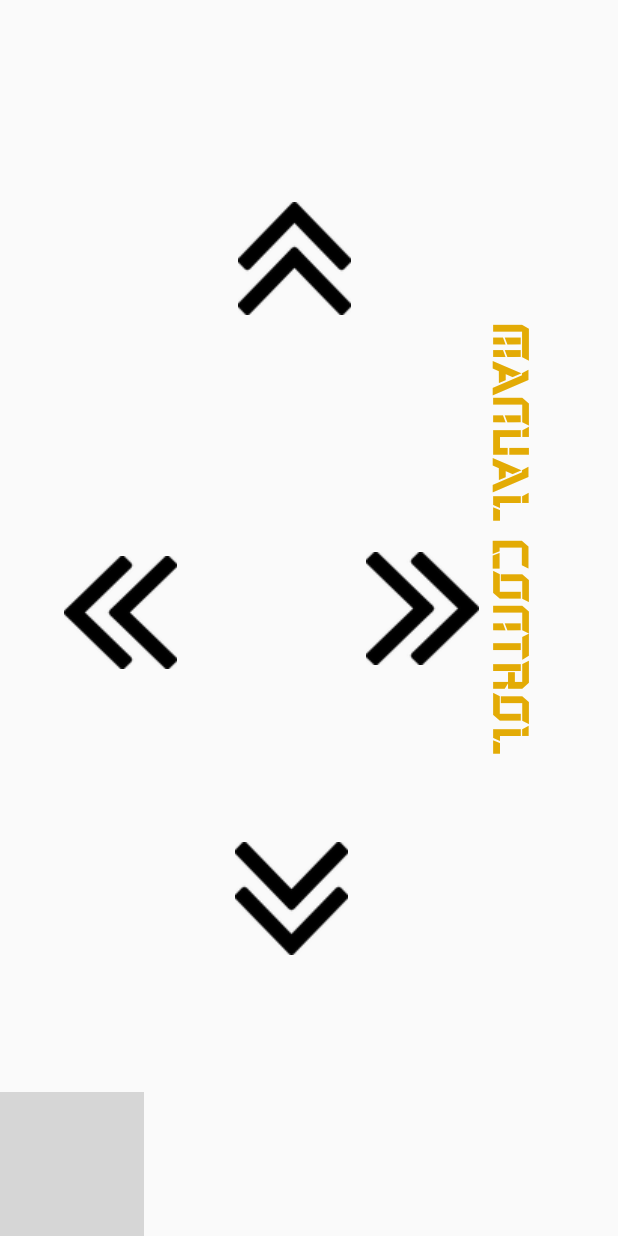
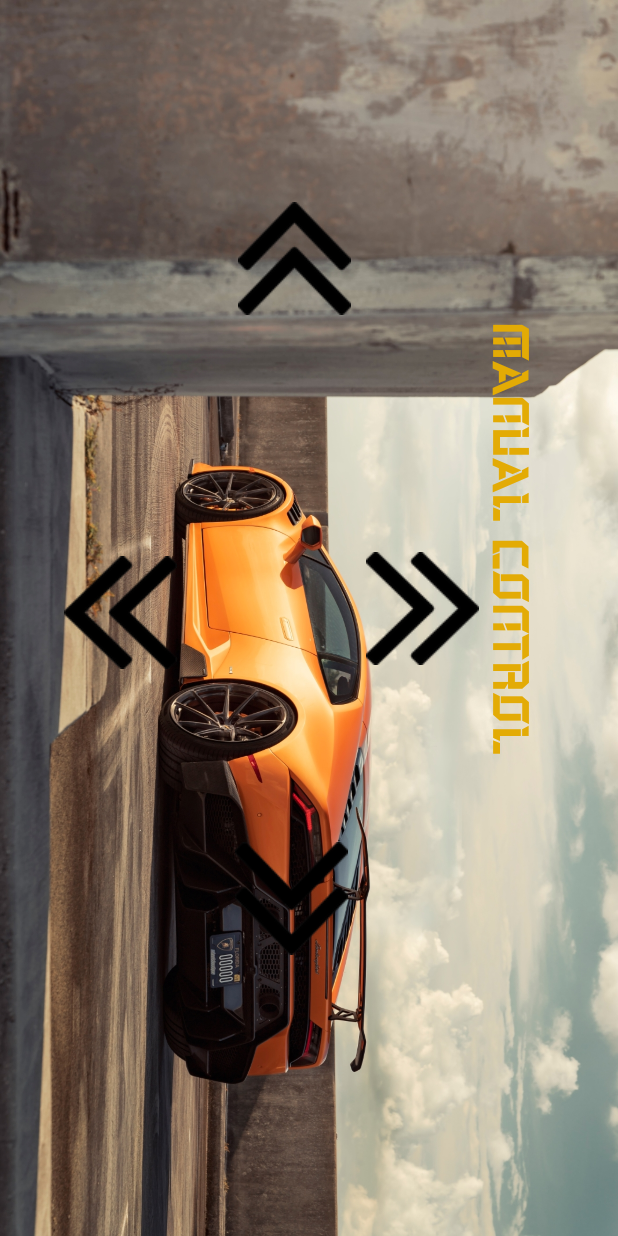
Before and after one commit to algo-patronus/pametno-auto, an Android app: the Manual screen opened directly, with no data from a screen before it, on a phone screen of 412 x 824 dp. Run offline under Robolectric (Android 15) with nearby library versions, the phone set to English and light mode, and no system bars; libraries missing offline, so code that uses them is left out: org.eclipse.paho; 3 statements that could not run were skipped; grey boxes are pictures that could not be loaded.

Commit message:
New update

```diff
--- a/app/src/main/java/com/example/carcontrol/Manual.java
+++ b/app/src/main/java/com/example/carcontrol/Manual.java
@@ -1,11 +1,27 @@
 package com.example.carcontrol;
+
+import static android.content.ContentValues.TAG;
 
 import androidx.appcompat.app.AppCompatActivity;
 
+import android.content.Intent;
+import android.graphics.drawable.Drawable;
 import android.os.Bundle;
+import android.util.Log;
 import android.view.View;
 import android.widget.Button;
+import android.widget.CompoundButton;
 import android.widget.ImageButton;
+import android.widget.Toast;
+
+import org.eclipse.paho.android.service.MqttAndroidClient;
+import org.eclipse.paho.client.mqttv3.IMqttActionListener;
+import org.eclipse.paho.client.mqttv3.IMqttToken;
+import org.eclipse.paho.client.mqttv3.MqttClient;
+import org.eclipse.paho.client.mqttv3.MqttException;
+import org.eclipse.paho.client.mqttv3.MqttMessage;
+
+import java.io.UnsupportedEncodingException;
 
 public class Manual extends AppCompatActivity {
 
@@ -18,30 +34,173 @@ public class Manual extends AppCompatActivity {
         Right = (ImageButton) findViewById(R.id.Right);
         Up = (ImageButton) findViewById(R.id.Up);
         Down = (ImageButton) findViewById(R.id.Down);
+        String topic,clientId;
+        final IMqttToken[] token = new IMqttToken[1];
+       /* int flag_u=0;
+        int flag_d=0;
+        int flag_r=0;
+        final int[] flag_l = {0};*/
+
+        clientId = MqttClient.generateClientId();
+        topic="test/topic/carcontrol";
+        MqttAndroidClient client =
+                new MqttAndroidClient(Manual.this, "tcp://test.mosquitto.org:1883",
+                        clientId);
 
         Left.setOnClickListener(new View.OnClickListener() {
             @Override
             public void onClick(View v) {
+
+                try {
+                    token[0] = client.connect();
+                } catch (MqttException e) {
+                    e.printStackTrace();
+                }
+                token[0].setActionCallback(new IMqttActionListener() {
+                    @Override
+                    public void onSuccess(IMqttToken asyncActionToken) {
+                        // We are connected
+                        Log.d(TAG, "onSuccess");
+
+
+                        Toast.makeText(Manual.this, "connected", Toast.LENGTH_SHORT).show();
+
+
+                        String payload = "L";
+                        byte[] encodedPayload = new byte[0];
+                        try {
+                            encodedPayload = payload.getBytes("UTF-8");
+                            MqttMessage message = new MqttMessage(encodedPayload);
+                            client.publish(topic, message);
+                        } catch (UnsupportedEncodingException | MqttException e) {
+                            e.printStackTrace();
+                        }
+
+                    }
+
+                    @Override
+                    public void onFailure(IMqttToken asyncActionToken, Throwable exception) {
+                        Toast.makeText(Manual.this, "not connected", Toast.LENGTH_SHORT).show();
+
+                    }
+
+                });
+
             }
         });
+
+
         Right.setOnClickListener(new View.OnClickListener() {
             @Override
             public void onClick(View v) {
+                try {
+                    token[0] = client.connect();
+                } catch (MqttException e) {
+                    e.printStackTrace();
+                }
+                token[0].setActionCallback(new IMqttActionListener() {
+                    @Override
+                    public void onSuccess(IMqttToken asyncActionToken) {
+                        // We are connected
+                        Log.d(TAG, "onSuccess");
+                      //  flag_l[0] =1;
+                        Toast.makeText(Manual.this, "connected", Toast.LENGTH_SHORT).show();
 
+
+                        String payload = "R";
+                        byte[] encodedPayload = new byte[0];
+                        try {
+                            encodedPayload = payload.getBytes("UTF-8");
+                            MqttMessage message = new MqttMessage(encodedPayload);
+                            client.publish(topic, message);
+                        } catch (UnsupportedEncodingException | MqttException e) {
+                            e.printStackTrace();
+                        }
+
+                    }
+
+                    @Override
+                    public void onFailure(IMqttToken asyncActionToken, Throwable exception) {
+                        Toast.makeText(Manual.this, "not connected", Toast.LENGTH_SHORT).show();
+                       // flag_l[0] =0;
+                    }
+                });
             }
         });
 
         Up.setOnClickListener(new View.OnClickListener() {
             @Override
             public void onClick(View v) {
+                try {
+                    token[0] = client.connect();
+                } catch (MqttException e) {
+                    e.printStackTrace();
+                }
+                token[0].setActionCallback(new IMqttActionListener() {
+                    @Override
+                    public void onSuccess(IMqttToken asyncActionToken) {
+                        // We are connected
+                        Log.d(TAG, "onSuccess");
+                      //  flag_l[0] =1;
+                        Toast.makeText(Manual.this, "connected", Toast.LENGTH_SHORT).show();
 
+
+                        String payload = "U";
+                        byte[] encodedPayload = new byte[0];
+                        try {
+                            encodedPayload = payload.getBytes("UTF-8");
+                            MqttMessage message = new MqttMessage(encodedPayload);
+                            client.publish(topic, message);
+                        } catch (UnsupportedEncodingException | MqttException e) {
+                            e.printStackTrace();
+                        }
+
+                    }
+
+                    @Override
+                    public void onFailure(IMqttToken asyncActionToken, Throwable exception) {
+                        Toast.makeText(Manual.this, "not connected", Toast.LENGTH_SHORT).show();
+                        //flag_l[0] =0;
+                    }
+                });
             }
         });
 
         Down.setOnClickListener(new View.OnClickListener() {
             @Override
             public void onClick(View v) {
+                try {
+                    token[0] = client.connect();
+                } catch (MqttException e) {
+                    e.printStackTrace();
+                }
+                token[0].setActionCallback(new IMqttActionListener() {
+                    @Override
+                    public void onSuccess(IMqttToken asyncActionToken) {
+                        // We are connected
+                        Log.d(TAG, "onSuccess");
+                        //flag_l[0] =1;
+                        Toast.makeText(Manual.this, "connected", Toast.LENGTH_SHORT).show();
 
+
+                        String payload = "D";
+                        byte[] encodedPayload = new byte[0];
+                        try {
+                            encodedPayload = payload.getBytes("UTF-8");
+                            MqttMessage message = new MqttMessage(encodedPayload);
+                            client.publish(topic, message);
+                        } catch (UnsupportedEncodingException | MqttException e) {
+                            e.printStackTrace();
+                        }
+
+                    }
+
+                    @Override
+                    public void onFailure(IMqttToken asyncActionToken, Throwable exception) {
+                        Toast.makeText(Manual.this, "not connected", Toast.LENGTH_SHORT).show();
+                       // flag_l[0] =0;
+                    }
+                });
             }
         });
     }
--- /dev/null
+++ b/app/src/main/res/drawable/button_selector.xml
@@ -0,0 +1,8 @@
+<?xml version="1.0" encoding="utf-8"?>
+<selector xmlns:android="http://schemas.android.com/apk/res/android">
+
+    <item android:drawable="@drawable/on_clicked_btn" android:state_selected="true"></item>
+    <item android:drawable="@drawable/on_clicked_btn" android:state_pressed="true"></item>
+    <item android:drawable="@drawable/on_set"></item>
+
+</selector>
--- /dev/null
+++ b/app/src/main/res/drawable/on_clicked_btn.xml
@@ -0,0 +1,9 @@
+<?xml version="1.0" encoding="utf-8"?>
+<shape  xmlns:android="http://schemas.android.com/apk/res/android">
+
+    <solid android:color="@android:color/transparent" />
+    <corners android:radius="15dp" />
+    <stroke
+        android:width="2dp"
+        android:color="@color/orange" />
+</shape>
--- /dev/null
+++ b/app/src/main/res/drawable/on_set.xml
@@ -0,0 +1,9 @@
+<?xml version="1.0" encoding="utf-8"?>
+<shape  xmlns:android="http://schemas.android.com/apk/res/android">
+
+    <solid android:color="@android:color/transparent" />
+    <corners android:radius="15dp" />
+    <stroke
+        android:width="3dp"
+        android:color="@android:color/transparent" />
+</shape>
--- a/app/src/main/res/layout/activity_main.xml
+++ b/app/src/main/res/layout/activity_main.xml
@@ -94,4 +94,6 @@
         app:layout_constraintStart_toStartOf="parent"
         app:layout_constraintTop_toTopOf="parent" />
 
+
+
 </androidx.constraintlayout.widget.ConstraintLayout>
--- a/app/src/main/res/layout/activity_manual.xml
+++ b/app/src/main/res/layout/activity_manual.xml
@@ -8,7 +8,7 @@
     tools:context=".Manual">
 
     <ImageView
-        android:id="@+id/backgoundManual"
+        android:id="@+id/backgroundManual"
         android:layout_width="wrap_content"
         android:layout_height="wrap_content"
         android:scaleType="centerCrop"
@@ -18,21 +18,20 @@
         app:layout_constraintStart_toStartOf="parent"
         app:layout_constraintTop_toTopOf="parent"
         app:layout_constraintVertical_bias="1.0"
-        app:srcCompat="@drawable/manualr" />
+        app:srcCompat="@drawable/manualr1" />
 
     <TextView
         android:id="@+id/ManualControl"
         android:layout_width="302dp"
         android:layout_height="91dp"
         android:layout_marginStart="167dp"
-        android:layout_marginLeft="167dp"
         android:layout_marginTop="320dp"
         android:layout_marginBottom="320dp"
         android:fontFamily="@font/plaguard"
         android:rotation="90"
-        android:text="MANUAL CONTROL"
+        android:text="@string/manual_control"
         android:textColor="@color/orange"
-        android:textSize="34dp"
+        android:textSize="34sp"
         app:layout_constraintBottom_toBottomOf="parent"
         app:layout_constraintEnd_toEndOf="parent"
         app:layout_constraintHorizontal_bias="0.172"
@@ -41,17 +40,30 @@
         app:layout_constraintVertical_bias="0.0" />
 
     <ImageButton
-        android:id="@+id/Up"
+        android:id="@+id/Left"
         android:layout_width="75dp"
         android:layout_height="75dp"
         android:layout_marginStart="158dp"
-        android:layout_marginLeft="158dp"
         android:layout_marginTop="88dp"
         android:layout_marginEnd="178dp"
-        android:layout_marginRight="178dp"
         android:layout_marginBottom="568dp"
-        android:background="@android:color/transparent"
+        android:background="@drawable/button_selector"
         android:rotation="180"
+        app:layout_constraintBottom_toBottomOf="parent"
+        app:layout_constraintEnd_toEndOf="parent"
+        app:layout_constraintStart_toStartOf="parent"
+        app:layout_constraintTop_toTopOf="parent"
+        app:srcCompat="@drawable/arrow3" />
+
+    <ImageButton
+        android:id="@+id/Right"
+        android:layout_width="75dp"
+        android:layout_height="75dp"
+        android:layout_marginStart="156dp"
+        android:layout_marginTop="515dp"
+        android:layout_marginEnd="180dp"
+        android:layout_marginBottom="141dp"
+        android:background="@drawable/button_selector"
         app:layout_constraintBottom_toBottomOf="parent"
         app:layout_constraintEnd_toEndOf="parent"
         app:layout_constraintStart_toStartOf="parent"
@@ -62,30 +74,13 @@
         android:id="@+id/Down"
         android:layout_width="75dp"
         android:layout_height="75dp"
-        android:layout_marginStart="156dp"
-        android:layout_marginLeft="156dp"
-        android:layout_marginTop="515dp"
-        android:layout_marginEnd="180dp"
-        android:layout_marginRight="180dp"
-        android:layout_marginBottom="141dp"
-        android:background="@android:color/transparent"
-        app:layout_constraintBottom_toBottomOf="parent"
-        app:layout_constraintEnd_toEndOf="parent"
-        app:layout_constraintStart_toStartOf="parent"
-        app:layout_constraintTop_toTopOf="parent"
-        app:srcCompat="@drawable/arrow3" />
+        android:layout_marginStart="42dp"
 
-    <ImageButton
-        android:id="@+id/Left"
-        android:layout_width="75dp"
-        android:layout_height="75dp"
-        android:layout_marginStart="42dp"
-        android:layout_marginLeft="42dp"
         android:layout_marginTop="324dp"
         android:layout_marginEnd="294dp"
-        android:layout_marginRight="294dp"
+
         android:layout_marginBottom="332dp"
-        android:background="@android:color/transparent"
+        android:background="@drawable/button_selector"
         android:orientation="vertical"
         android:rotation="90"
         app:layout_constraintBottom_toBottomOf="parent"
@@ -95,16 +90,15 @@
         app:srcCompat="@drawable/arrow3" />
 
     <ImageButton
-        android:id="@+id/Right"
+        android:id="@+id/Up"
         android:layout_width="75dp"
         android:layout_height="75dp"
         android:layout_marginStart="255dp"
-        android:layout_marginLeft="255dp"
         android:layout_marginTop="334dp"
         android:layout_marginEnd="112dp"
-        android:layout_marginRight="112dp"
         android:layout_marginBottom="343dp"
-        android:background="@android:color/transparent"
+        android:background="@drawable/button_selector"
+
         android:rotation="270"
         app:layout_constraintBottom_toBottomOf="parent"
         app:layout_constraintEnd_toEndOf="parent"
--- a/app/src/main/res/values/strings.xml
+++ b/app/src/main/res/values/strings.xml
@@ -9,4 +9,6 @@
 
     <string name="hello_first_fragment">Hello first fragment</string>
     <string name="hello_second_fragment">Hello second fragment. Arg: %1$s</string>
+    <string name="title_activity_wifi_devices">WifiActivityDevices</string>
+    <string name="manual_control">MANUAL CONTROL</string>
 </resources>
--- a/build.gradle
+++ b/build.gradle
@@ -8,7 +8,7 @@ buildscript {
 
     }
     dependencies {
-        classpath 'com.android.tools.build:gradle:3.6.2'
+        classpath 'com.android.tools.build:gradle:7.2.1'
 
 
         // NOTE: Do not place your application dependencies here; they belong
```
Also changed, not shown: app/build.gradle (+22 -11 lines), app/src/main/AndroidManifest.xml (+18 -6 lines), app/src/main/java/com/example/carcontrol/First3Fragment.java (added, +34 -0 lines), app/src/main/java/com/example/carcontrol/MainActivity.java (+99 -10 lines), app/src/main/java/com/example/carcontrol/Second3Fragment.java (added, +34 -0 lines), app/src/main/res/layout/fragment_first3.xml (added, +28 -0 lines), app/src/main/res/layout/fragment_second3.xml (added, +27 -0 lines), app/src/main/res/navigation/nav_graph3.xml (added, +28 -0 lines), app/src/main/res/drawable/manualr1.jpg (added), gradle/wrapper/gradle-wrapper.properties.
